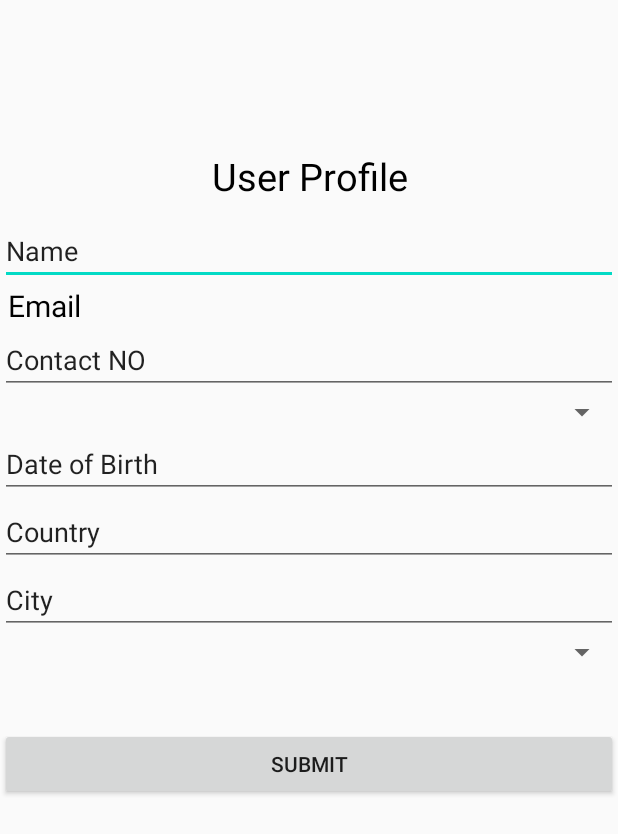
After one commit to TowsifAhamed/Email-Signup, an Android app: the ProfileActivity screen opened directly, with no data from a screen before it, on a phone screen of 412 x 824 dp. The commit adds this screen. Shown: the top 834 px of the screen. Run offline under Robolectric (Android 15) with nearby library versions, the phone set to English and light mode, and no system bars; our stand-ins replace Firebase (no records; nobody signed in at launch, a user with empty details on screens opened directly); libraries missing offline, so code that uses them is left out: org.osmdroid.util.

Commit message:
map enabled

```diff
--- /dev/null
+++ b/app/src/main/java/com/example/emailsignup/ProfileActivity.java
@@ -0,0 +1,187 @@
+package com.example.emailsignup;
+
+import androidx.appcompat.app.AppCompatActivity;
+
+import android.app.DatePickerDialog;
+import android.location.Address;
+import android.location.Geocoder;
+import android.os.Bundle;
+import android.util.Log;
+import android.view.View;
+import android.widget.ArrayAdapter;
+import android.widget.Button;
+import android.widget.DatePicker;
+import android.widget.EditText;
+import android.widget.Spinner;
+import android.widget.TextView;
+import android.widget.Toast;
+
+import com.google.firebase.auth.FirebaseAuth;
+import com.google.firebase.auth.FirebaseUser;
+import com.google.firebase.database.DataSnapshot;
+import com.google.firebase.database.DatabaseError;
+import com.google.firebase.database.DatabaseReference;
+import com.google.firebase.database.FirebaseDatabase;
+import com.google.firebase.database.ValueEventListener;
+
+import org.osmdroid.util.GeoPoint;
+
+import java.io.IOException;
+import java.text.SimpleDateFormat;
+import java.util.Calendar;
+import java.util.List;
+import java.util.Locale;
+
+public class ProfileActivity extends AppCompatActivity {
+    private EditText name,phone,country,city,bday;
+    private TextView donor,in_need,email;
+    private Spinner bgroup,need_bgroup;
+    private Button submit;
+    private FirebaseUser user;
+    private DatabaseReference reference;
+    private String userID;
+
+    @Override
+    protected void onCreate(Bundle savedInstanceState) {
+        super.onCreate(savedInstanceState);
+        setContentView(R.layout.activity_profile);
+
+        user = FirebaseAuth.getInstance().getCurrentUser();
+        reference = FirebaseDatabase.getInstance().getReference("users");
+        userID = user.getUid();
+
+        name = findViewById(R.id.name);
+        email = findViewById(R.id.email);
+        phone = findViewById(R.id.phone);
+        country = findViewById(R.id.country);
+        city = findViewById(R.id.city);
+        bday = findViewById(R.id.bday);
+        donor = findViewById(R.id.donor);
+        in_need = findViewById(R.id.in_need);
+        bgroup = findViewById(R.id.bgroup);
+        need_bgroup = findViewById(R.id.need_bgroup);
+        submit = findViewById(R.id.submit);
+
+        final Calendar myCalendar = Calendar.getInstance();
+        final DatePickerDialog.OnDateSetListener date = new DatePickerDialog.OnDateSetListener() {
+            @Override
+            public void onDateSet(DatePicker view, int year, int monthOfYear,
+                                  int dayOfMonth) {
+                // TODO Auto-generated method stub
+                myCalendar.set(Calendar.YEAR, year);
+                myCalendar.set(Calendar.MONTH, monthOfYear);
+                myCalendar.set(Calendar.DAY_OF_MONTH, dayOfMonth);
+                String myFormat = "MM/dd/yy"; //In which you need put here
+                SimpleDateFormat sdf = new SimpleDateFormat(myFormat, Locale.US);
+                bday.setText(sdf.format(myCalendar.getTime()));
+            }
+        };
+        bday.setOnClickListener(new View.OnClickListener() {
+
+            @Override
+            public void onClick(View v) {
+                // TODO Auto-generated method stub
+                new DatePickerDialog(ProfileActivity.this, date, myCalendar
+                        .get(Calendar.YEAR), myCalendar.get(Calendar.MONTH),
+                        myCalendar.get(Calendar.DAY_OF_MONTH)).show();
+            }
+        });
+
+        // Read from the database
+        reference.child(userID).addValueEventListener(new ValueEventListener() {
+            @Override
+            public void onDataChange(DataSnapshot dataSnapshot) {
+                User userprofile = dataSnapshot.getValue(User.class);
+                if(userprofile!=null){
+                    if(!userprofile.name.equals("")) {
+                        name.setText(userprofile.name);
+                    }
+                    email.setText(userprofile.email);
+                    if(!userprofile.phone.equals("")) {
+                        phone.setText(userprofile.phone);
+                    }
+                    if(!userprofile.bday.equals("")) {
+                        bday.setText(userprofile.bday);
+                    }
+                    if(userprofile.country.equals("")){
+                        List<Address> addresses=null;
+                        Geocoder geocoder = new Geocoder(getApplicationContext(), Locale.getDefault());
+                        try {
+                            addresses = geocoder.getFromLocation(userprofile.latitude, userprofile.longitude, 1);
+                            System.out.println(addresses.get(0).getLocality());
+                            reference.child(userID).child("country").setValue(addresses.get(0).getCountryName());
+                            reference.child(userID).child("city").setValue(addresses.get(0).getLocality());
+                            country.setText(addresses.get(0).getCountryName());
+                            city.setText(addresses.get(0).getLocality());
+                        } catch (IOException e) {
+                            e.printStackTrace();
+                        }
+                    }
+                    else {
+                        country.setText(userprofile.country);
+                        city.setText(userprofile.city);
+                    }
+                    String[] bgroupSpinner1 = new String[] {
+                            "Choose Blood Group", "A+", "A-", "B+", "B-", "O+", "O-", "AB+", "AB-"
+                    };
+                    String[] bgroupSpinner2 = new String[] {
+                            "Choose Blood Group", "A+", "A-", "B+", "B-", "O+", "O-", "AB+", "AB-"
+                    };
+                    ArrayAdapter<String> adapter1 = new ArrayAdapter<String>(ProfileActivity.this, android.R.layout.simple_spinner_item, bgroupSpinner1);
+                    adapter1.setDropDownViewResource(android.R.layout.simple_spinner_dropdown_item);
+                    ArrayAdapter<String> adapter2 = new ArrayAdapter<String>(ProfileActivity.this, android.R.layout.simple_spinner_item, bgroupSpinner2);
+                    adapter2.setDropDownViewResource(android.R.layout.simple_spinner_dropdown_item);
+                    if(userprofile.donor) {
+                        donor.setText("Donor");
+                        if(!userprofile.bgroup.equals("")) {
+                            bgroupSpinner1[0]= userprofile.bgroup;
+                            bgroup.setAdapter(adapter1);
+                        }
+                        else {
+                            bgroupSpinner1[0]= "Choose Blood Group";
+                            bgroup.setAdapter(adapter1);
+                        }
+                    }
+                    else {
+                        bgroup.setVisibility(View.GONE);
+                    }
+                    if(userprofile.in_need) {
+                        in_need.setText("In Need");
+                        if(!userprofile.need_bgroup.equals("")) {
+                            bgroupSpinner2[0]=userprofile.need_bgroup;
+                            need_bgroup.setAdapter(adapter2);
+                        }
+                        else {
+                            bgroupSpinner2[0]= "Choose Needed Blood Group";
+                            need_bgroup.setAdapter(adapter2);
+                        }
+                    }
+                    else {
+                        need_bgroup.setVisibility(View.GONE);
+                    }
+                }
+            }
+
+            @Override
+            public void onCancelled(DatabaseError error) {
+                Toast.makeText(ProfileActivity.this,"Failed to Read!",Toast.LENGTH_SHORT).show();
+            }
+        });
+
+        submit.setOnClickListener(new View.OnClickListener() {
+            @Override
+            public void onClick(View view) {
+                user = FirebaseAuth.getInstance().getCurrentUser();
+                reference = FirebaseDatabase.getInstance().getReference("users");
+                userID = user.getUid();
+                reference.child(userID).child("name").setValue(name.getText().toString().trim());
+                reference.child(userID).child("phone").setValue(phone.getText().toString().trim());
+                reference.child(userID).child("country").setValue(country.getText().toString().trim());
+                reference.child(userID).child("city").setValue(city.getText().toString().trim());
+                reference.child(userID).child("bgroup").setValue(bgroup.getSelectedItem().toString().trim());
+                reference.child(userID).child("need_bgroup").setValue(need_bgroup.getSelectedItem().toString().trim());
+                reference.child(userID).child("bday").setValue(bday.getText().toString().trim());
+            }
+        });
+    }
+}
--- /dev/null
+++ b/app/src/main/res/layout/activity_profile.xml
@@ -0,0 +1,81 @@
+<?xml version="1.0" encoding="utf-8"?>
+<LinearLayout xmlns:android="http://schemas.android.com/apk/res/android"
+    xmlns:app="http://schemas.android.com/apk/res-auto"
+    xmlns:tools="http://schemas.android.com/tools"
+    android:layout_width="match_parent"
+    android:layout_height="match_parent"
+    tools:context=".ProfileActivity"
+    android:orientation="vertical">
+    <TextView
+        android:layout_width="match_parent"
+        android:layout_height="wrap_content"
+        android:gravity="center_horizontal"
+        android:text="User Profile"
+        android:textAlignment="center"
+        android:textColor="#000"
+        android:textSize="25dp"
+        android:layout_marginTop="100dp"
+        android:layout_marginBottom="10dp"/>
+    <EditText
+        android:layout_width="match_parent"
+        android:layout_height="wrap_content"
+        android:text="@string/name"
+        android:id="@+id/name"/>
+    <TextView
+        android:layout_width="match_parent"
+        android:layout_height="wrap_content"
+        android:text="@string/email"
+        android:textColor="#000"
+        android:textSize="20dp"
+        android:layout_marginLeft="5dp"
+        android:id="@+id/email"/>
+    <EditText
+        android:layout_width="match_parent"
+        android:layout_height="wrap_content"
+        android:text="Contact NO"
+        android:id="@+id/phone"/>
+    <Spinner
+        android:layout_width="match_parent"
+        android:layout_height="wrap_content"
+        android:text="Blood Group"
+        android:id="@+id/bgroup"/>
+    <EditText
+        android:layout_width="match_parent"
+        android:layout_height="wrap_content"
+        android:text="@string/date_of_birth"
+        android:clickable="true"
+        android:focusable="false"
+        android:id="@+id/bday"/>
+    <EditText
+        android:layout_width="match_parent"
+        android:layout_height="wrap_content"
+        android:text="Country"
+        android:id="@+id/country"/>
+    <EditText
+        android:layout_width="match_parent"
+        android:layout_height="wrap_content"
+        android:text="City"
+        android:id="@+id/city"/>
+    <Spinner
+        android:layout_width="match_parent"
+        android:layout_height="wrap_content"
+        android:text="Needed Blood Group"
+        android:id="@+id/need_bgroup"/>
+    <TextView
+        android:layout_width="match_parent"
+        android:layout_height="wrap_content"
+        android:layout_marginLeft="5dp"
+        android:textColor="#0F0"
+        android:id="@+id/donor"/>
+    <TextView
+        android:layout_width="match_parent"
+        android:layout_height="wrap_content"
+        android:layout_marginLeft="5dp"
+        android:textColor="#F00"
+        android:id="@+id/in_need"/>
+    <Button
+        android:layout_width="match_parent"
+        android:layout_height="wrap_content"
+        android:id="@+id/submit"
+        android:text="Submit"/>
+</LinearLayout>
--- a/app/src/main/res/values/strings.xml
+++ b/app/src/main/res/values/strings.xml
@@ -1,3 +1,6 @@
 <resources>
     <string name="app_name">Email Signup</string>
+    <string name="name">Name</string>
+    <string name="date_of_birth">Date of Birth</string>
+    <string name="email">Email</string>
 </resources>
```
Also changed, not shown: app/src/main/AndroidManifest.xml (+6 -2 lines), app/src/main/java/com/example/emailsignup/ForgotPasswordActivity.java (added, +57 -0 lines), app/src/main/java/com/example/emailsignup/LoginActivity.java (+8 -1 lines), app/src/main/java/com/example/emailsignup/MainActivity.java (+20 -1 lines), app/src/main/java/com/example/emailsignup/RegisterActivity.java (+13 -3 lines), app/src/main/java/com/example/emailsignup/User.java (+12 -2 lines), app/src/main/res/layout/activity_forgot_password.xml (added, +28 -0 lines), app/src/main/res/layout/activity_main.xml (+14 -4 lines).
